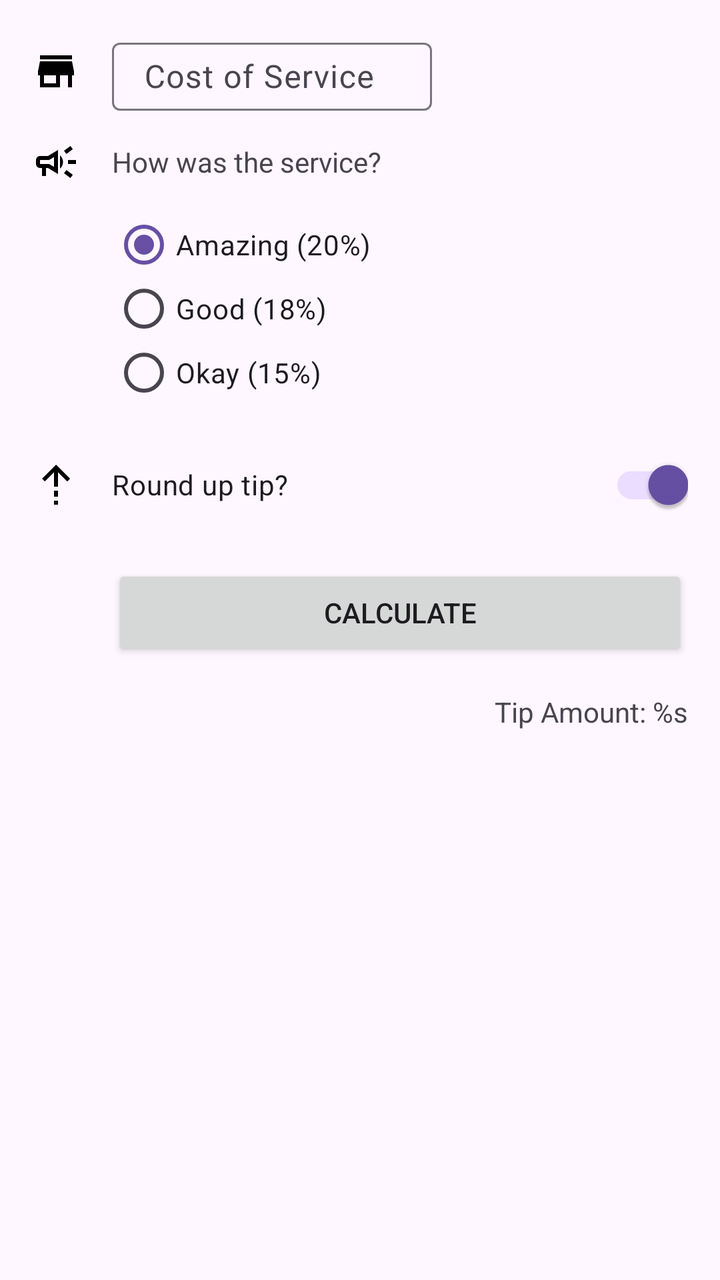
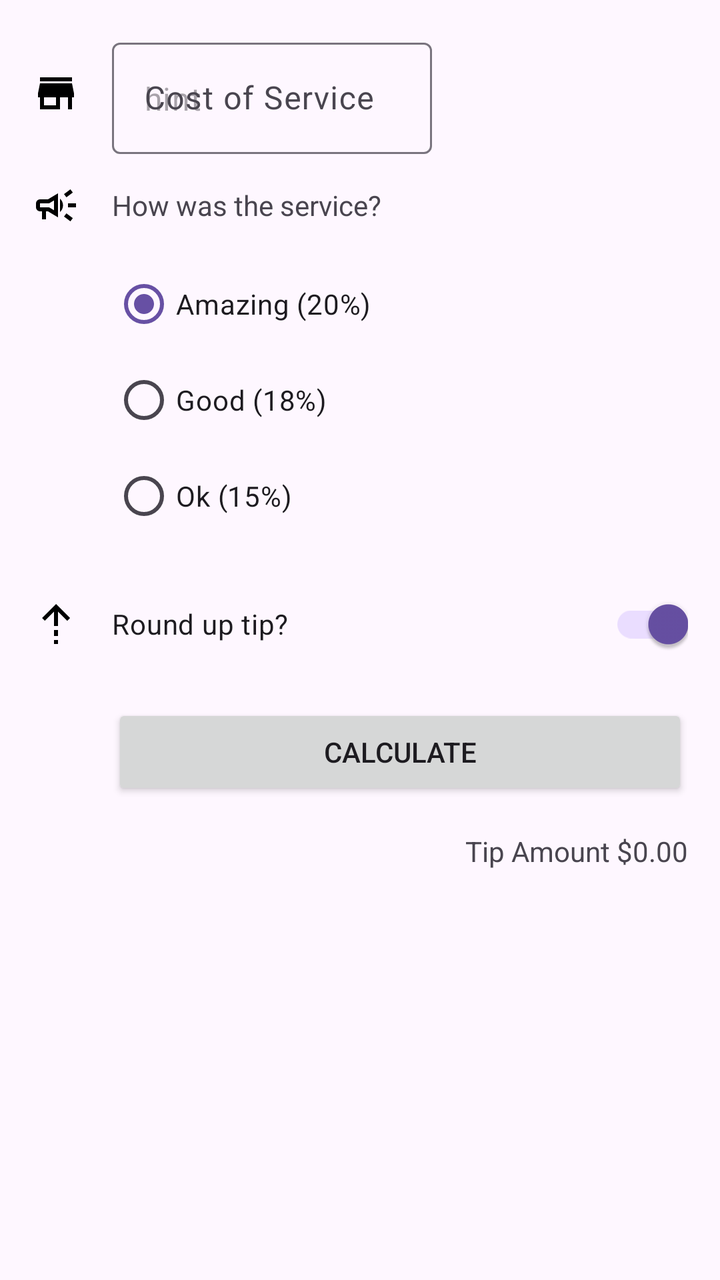

The first picture is an Android layout as it rendered before a commit; the second is the same layout after the commit. The layout source and the unified diff follow.
<!-- AndroidManifest.xml: application theme Theme.TipTimeApp -->
<!-- res/layout/activity_main.xml -->
<?xml version="1.0" encoding="utf-8"?>
<androidx.constraintlayout.widget.ConstraintLayout xmlns:android="http://schemas.android.com/apk/res/android"
    xmlns:app="http://schemas.android.com/apk/res-auto"
    xmlns:tools="http://schemas.android.com/tools"
    android:id="@+id/main"
    android:layout_width="match_parent"
    android:layout_height="match_parent"
    tools:context=".MainActivity">

    <ImageView
        android:id="@+id/icon_cost_of_service"
        android:layout_width="wrap_content"
        android:layout_height="wrap_content"
        android:layout_marginStart="16dp"
        android:contentDescription="@string/cost_of_service_icon"
        app:layout_constraintBottom_toBottomOf="@+id/cost_of_service_edit_text"
        app:layout_constraintStart_toStartOf="parent"
        app:layout_constraintTop_toTopOf="@+id/cost_of_service_edit_text"
        app:srcCompat="@drawable/ic_store_24dp" />

    <com.google.android.material.textfield.TextInputLayout
        android:id="@+id/cost_of_service_edit_text"
        android:layout_width="160dp"
        android:layout_height="wrap_content"
        android:layout_marginStart="16dp"
        android:layout_marginTop="16dp"
        android:hint="@string/cost_of_service"
        app:layout_constraintStart_toEndOf="@+id/icon_cost_of_service"
        app:layout_constraintTop_toTopOf="parent">

        <com.google.android.material.textfield.TextInputEditText
            android:id="@+id/cost_of_service"
            android:layout_width="match_parent"
            android:layout_height="34dp"
            android:inputType="numberDecimal" />

    </com.google.android.material.textfield.TextInputLayout>

    <ImageView
        android:id="@+id/icon_service_question"
        android:layout_width="wrap_content"
        android:layout_height="wrap_content"
        android:contentDescription="@string/service_question_icon"
        app:layout_constraintBottom_toBottomOf="@+id/service_question"
        app:layout_constraintStart_toStartOf="@+id/icon_cost_of_service"
        app:layout_constraintTop_toTopOf="@+id/service_question"
        app:srcCompat="@drawable/ic_campaign_24dp" />

    <TextView
        android:id="@+id/service_question"
        android:layout_width="wrap_content"
        android:layout_height="wrap_content"
        android:layout_marginTop="16dp"
        android:text="@string/how_was_the_service"
        app:layout_constraintStart_toStartOf="@+id/cost_of_service_edit_text"
        app:layout_constraintTop_toBottomOf="@+id/cost_of_service_edit_text" />

    <RadioGroup
        android:id="@+id/tip_option"
        android:layout_width="wrap_content"
        android:layout_height="wrap_content"
        android:layout_marginTop="16dp"
        android:checkedButton="@id/option_twenty_percent"
        app:layout_constraintStart_toStartOf="@+id/service_question"
        app:layout_constraintTop_toBottomOf="@+id/service_question">

        <RadioButton
            android:id="@+id/option_twenty_percent"
            android:layout_width="match_parent"
            android:layout_height="32dp"
            android:text="@string/amazing_20" />

        <RadioButton
            android:id="@+id/option_eighteen_percent"
            android:layout_width="match_parent"
            android:layout_height="32dp"
            android:text="@string/good_18" />

        <RadioButton
            android:id="@+id/option_fifteen_percent"
            android:layout_width="match_parent"
            android:layout_height="32dp"
            android:text="@string/okay_15" />
    </RadioGroup>

    <ImageView
        android:id="@+id/icon_round_up"
        android:layout_width="wrap_content"
        android:layout_height="wrap_content"
        android:contentDescription="@string/bottom_round_up_option"
        app:layout_constraintBottom_toBottomOf="@+id/round_up_switch"
        app:layout_constraintStart_toStartOf="@+id/icon_service_question"
        app:layout_constraintTop_toTopOf="@+id/round_up_switch"
        app:srcCompat="@drawable/ic_arrow_up_24dp" />

    <com.google.android.material.switchmaterial.SwitchMaterial
        android:id="@+id/round_up_switch"
        android:layout_width="0dp"
        android:layout_height="wrap_content"
        android:layout_marginTop="16dp"
        android:layout_marginEnd="16dp"
        android:checked="true"
        android:text="@string/round_up_tip"
        app:layout_constraintEnd_toEndOf="parent"
        app:layout_constraintStart_toStartOf="@+id/tip_option"
        app:layout_constraintTop_toBottomOf="@+id/tip_option" />

    <Button
        android:id="@+id/calculate_button"
        android:layout_width="0dp"
        android:layout_height="wrap_content"
        android:layout_marginTop="16dp"
        android:text="@string/calculate"
        app:layout_constraintEnd_toEndOf="@+id/round_up_switch"
        app:layout_constraintStart_toStartOf="@+id/round_up_switch"
        app:layout_constraintTop_toBottomOf="@+id/round_up_switch" />

    <TextView
        android:id="@+id/tip_result"
        android:layout_width="wrap_content"
        android:layout_height="wrap_content"
        android:layout_marginTop="16dp"
        android:text="@string/tip_amount"
        app:layout_constraintEnd_toEndOf="@+id/calculate_button"
        app:layout_constraintTop_toBottomOf="@+id/calculate_button" />

</androidx.constraintlayout.widget.ConstraintLayout>
<!-- resources referenced by this layout -->
<resources>
  <!-- drawable ic_arrow_up_24dp (drawable) -->
  <vector xmlns:android="http://schemas.android.com/apk/res/android" android:height="24dp" android:tint="#000000" android:viewportHeight="960" android:viewportWidth="960" android:width="24dp">
        
      <path android:fillColor="@android:color/white" android:pathData="M440,233L256,416L200,360L480,80L760,360L704,417L520,233L520,520L440,520L440,233ZM440,720L440,600L520,600L520,720L440,720ZM440,880L440,800L520,800L520,880L440,880Z"/>
      
  </vector>
  <!-- drawable ic_campaign_24dp (drawable) -->
  <vector xmlns:android="http://schemas.android.com/apk/res/android" android:height="24dp" android:tint="#000000" android:viewportHeight="960" android:viewportWidth="960" android:width="24dp">
        
      <path android:fillColor="@android:color/white" android:pathData="M720,520L720,440L880,440L880,520L720,520ZM768,800L640,704L688,640L816,736L768,800ZM688,320L640,256L768,160L816,224L688,320ZM200,760L200,600L160,600Q127,600 103.5,576.5Q80,553 80,520L80,440Q80,407 103.5,383.5Q127,360 160,360L320,360L520,240L520,720L320,600L280,600L280,760L200,760ZM440,578L440,382L342,440L160,440Q160,440 160,440Q160,440 160,440L160,520Q160,520 160,520Q160,520 160,520L342,520L440,578ZM560,614L560,346Q587,370 603.5,404.5Q620,439 620,480Q620,521 603.5,555.5Q587,590 560,614ZM300,480L300,480L300,480Q300,480 300,480Q300,480 300,480L300,480Q300,480 300,480Q300,480 300,480L300,480L300,480Z"/>
      
  </vector>
  <!-- drawable ic_store_24dp (drawable) -->
  <vector xmlns:android="http://schemas.android.com/apk/res/android" android:height="24dp" android:tint="#000000" android:viewportHeight="24" android:viewportWidth="24" android:width="24dp">
        
      <path android:fillColor="@android:color/white" android:pathData="M20,4L4,4v2h16L20,4zM21,14v-2l-1,-5L4,7l-1,5v2h1v6h10v-6h4v6h2v-6h1zM12,18L6,18v-4h6v4z"/>
      
  </vector>
  <string name="amazing_20">Amazing (20%)</string>
  <string name="bottom_round_up_option">Bottom round up option</string>
  <string name="calculate">Calculate</string>
  <string name="cost_of_service">Cost of Service</string>
  <string name="cost_of_service_icon">Cost of service icon</string>
  <string name="good_18">Good (18%)</string>
  <string name="how_was_the_service">How was the service?</string>
  <string name="okay_15">Okay (15%)</string>
  <string name="round_up_tip">Round up tip?</string>
  <string name="service_question_icon">Service question icon</string>
  <string name="tip_amount">Tip Amount: %s</string>
  <style name="Theme.TipTimeApp" parent="Base.Theme.TipTimeApp" />
  <style name="Base.Theme.TipTimeApp" parent="Theme.Material3.DayNight.NoActionBar">
          
          
      </style>
</resources>

<!-- the commit's change to res/layout/activity_main.xml (unified diff, before → after) -->
@@ -13,115 +13,113 @@
         android:layout_height="wrap_content"
         android:layout_marginStart="16dp"
         android:contentDescription="@string/cost_of_service_icon"
-        app:layout_constraintBottom_toBottomOf="@+id/cost_of_service_edit_text"
+        app:layout_constraintBottom_toBottomOf="@+id/etCostOfService"
         app:layout_constraintStart_toStartOf="parent"
-        app:layout_constraintTop_toTopOf="@+id/cost_of_service_edit_text"
+        app:layout_constraintTop_toTopOf="@+id/etCostOfService"
         app:srcCompat="@drawable/ic_store_24dp" />
 
     <com.google.android.material.textfield.TextInputLayout
-        android:id="@+id/cost_of_service_edit_text"
+        android:id="@+id/etCostOfService"
         android:layout_width="160dp"
         android:layout_height="wrap_content"
         android:layout_marginStart="16dp"
         android:layout_marginTop="16dp"
-        android:hint="@string/cost_of_service"
+        android:hint="Cost of Service"
         app:layout_constraintStart_toEndOf="@+id/icon_cost_of_service"
         app:layout_constraintTop_toTopOf="parent">
 
         <com.google.android.material.textfield.TextInputEditText
-            android:id="@+id/cost_of_service"
+            android:id="@+id/etCostOfServiceInput"
             android:layout_width="match_parent"
-            android:layout_height="34dp"
+            android:layout_height="wrap_content"
+            android:hint="hint"
             android:inputType="numberDecimal" />
-
     </com.google.android.material.textfield.TextInputLayout>
 
     <ImageView
-        android:id="@+id/icon_service_question"
+        android:id="@+id/ic_service_question"
         android:layout_width="wrap_content"
         android:layout_height="wrap_content"
-        android:contentDescription="@string/service_question_icon"
-        app:layout_constraintBottom_toBottomOf="@+id/service_question"
+        app:layout_constraintBottom_toBottomOf="@+id/tv_serviceQuestion"
         app:layout_constraintStart_toStartOf="@+id/icon_cost_of_service"
-        app:layout_constraintTop_toTopOf="@+id/service_question"
+        app:layout_constraintTop_toTopOf="@+id/tv_serviceQuestion"
         app:srcCompat="@drawable/ic_campaign_24dp" />
 
     <TextView
-        android:id="@+id/service_question"
+        android:id="@+id/tv_serviceQuestion"
         android:layout_width="wrap_content"
         android:layout_height="wrap_content"
         android:layout_marginTop="16dp"
-        android:text="@string/how_was_the_service"
-        app:layout_constraintStart_toStartOf="@+id/cost_of_service_edit_text"
-        app:layout_constraintTop_toBottomOf="@+id/cost_of_service_edit_text" />
+        android:text="How was the service?"
+        app:layout_constraintStart_toStartOf="@+id/etCostOfService"
+        app:layout_constraintTop_toBottomOf="@+id/etCostOfService" />
 
     <RadioGroup
-        android:id="@+id/tip_option"
+        android:id="@+id/tipOptions"
         android:layout_width="wrap_content"
         android:layout_height="wrap_content"
         android:layout_marginTop="16dp"
         android:checkedButton="@id/option_twenty_percent"
-        app:layout_constraintStart_toStartOf="@+id/service_question"
-        app:layout_constraintTop_toBottomOf="@+id/service_question">
+        app:layout_constraintStart_toStartOf="@+id/tv_serviceQuestion"
+        app:layout_constraintTop_toBottomOf="@+id/tv_serviceQuestion">
 
         <RadioButton
             android:id="@+id/option_twenty_percent"
             android:layout_width="match_parent"
-            android:layout_height="32dp"
-            android:text="@string/amazing_20" />
+            android:layout_height="wrap_content"
+            android:text="Amazing (20%)" />
 
         <RadioButton
             android:id="@+id/option_eighteen_percent"
             android:layout_width="match_parent"
-            android:layout_height="32dp"
-            android:text="@string/good_18" />
+            android:layout_height="wrap_content"
+            android:text="Good (18%)" />
 
         <RadioButton
             android:id="@+id/option_fifteen_percent"
             android:layout_width="match_parent"
-            android:layout_height="32dp"
-            android:text="@string/okay_15" />
+            android:layout_height="wrap_content"
+            android:text="Ok (15%)" />
     </RadioGroup>
 
     <ImageView
-        android:id="@+id/icon_round_up"
+        android:id="@+id/ic_round_up"
         android:layout_width="wrap_content"
         android:layout_height="wrap_content"
-        android:contentDescription="@string/bottom_round_up_option"
-        app:layout_constraintBottom_toBottomOf="@+id/round_up_switch"
-        app:layout_constraintStart_toStartOf="@+id/icon_service_question"
-        app:layout_constraintTop_toTopOf="@+id/round_up_switch"
+        app:layout_constraintBottom_toBottomOf="@+id/switch_roundUp"
+        app:layout_constraintStart_toStartOf="@+id/ic_service_question"
+        app:layout_constraintTop_toTopOf="@+id/switch_roundUp"
         app:srcCompat="@drawable/ic_arrow_up_24dp" />
 
     <com.google.android.material.switchmaterial.SwitchMaterial
-        android:id="@+id/round_up_switch"
+        android:id="@+id/switch_roundUp"
         android:layout_width="0dp"
         android:layout_height="wrap_content"
         android:layout_marginTop="16dp"
         android:layout_marginEnd="16dp"
         android:checked="true"
-        android:text="@string/round_up_tip"
+        android:text="Round up tip?"
         app:layout_constraintEnd_toEndOf="parent"
-        app:layout_constraintStart_toStartOf="@+id/tip_option"
-        app:layout_constraintTop_toBottomOf="@+id/tip_option" />
+        app:layout_constraintStart_toStartOf="@+id/tipOptions"
+        app:layout_constraintTop_toBottomOf="@+id/tipOptions" />
 
     <Button
-        android:id="@+id/calculate_button"
+        android:id="@+id/bt_calculate"
         android:layout_width="0dp"
         android:layout_height="wrap_content"
         android:layout_marginTop="16dp"
-        android:text="@string/calculate"
-        app:layout_constraintEnd_toEndOf="@+id/round_up_switch"
-        app:layout_constraintStart_toStartOf="@+id/round_up_switch"
-        app:layout_constraintTop_toBottomOf="@+id/round_up_switch" />
+        android:text="Calculate"
+        app:layout_constraintEnd_toEndOf="@+id/switch_roundUp"
+        app:layout_constraintStart_toStartOf="@+id/switch_roundUp"
+        app:layout_constraintTop_toBottomOf="@+id/switch_roundUp" />
 
     <TextView
-        android:id="@+id/tip_result"
+        android:id="@+id/tipResult"
         android:layout_width="wrap_content"
         android:layout_height="wrap_content"
         android:layout_marginTop="16dp"
-        android:text="@string/tip_amount"
-        app:layout_constraintEnd_toEndOf="@+id/calculate_button"
-        app:layout_constraintTop_toBottomOf="@+id/calculate_button" />
+        android:text="Tip Amount $0.00"
+        app:layout_constraintEnd_toEndOf="@+id/bt_calculate"
+        app:layout_constraintTop_toBottomOf="@+id/bt_calculate" />
 
 </androidx.constraintlayout.widget.ConstraintLayout>
<!-- resource entries referenced after the edit -->
@@ -18,17 +18,7 @@
       <path android:fillColor="@android:color/white" android:pathData="M20,4L4,4v2h16L20,4zM21,14v-2l-1,-5L4,7l-1,5v2h1v6h10v-6h4v6h2v-6h1zM12,18L6,18v-4h6v4z"/>
       
   </vector>
-  <string name="amazing_20">Amazing (20%)</string>
-  <string name="bottom_round_up_option">Bottom round up option</string>
-  <string name="calculate">Calculate</string>
-  <string name="cost_of_service">Cost of Service</string>
   <string name="cost_of_service_icon">Cost of service icon</string>
-  <string name="good_18">Good (18%)</string>
-  <string name="how_was_the_service">How was the service?</string>
-  <string name="okay_15">Okay (15%)</string>
-  <string name="round_up_tip">Round up tip?</string>
-  <string name="service_question_icon">Service question icon</string>
-  <string name="tip_amount">Tip Amount: %s</string>
   <style name="Theme.TipTimeApp" parent="Base.Theme.TipTimeApp" />
   <style name="Base.Theme.TipTimeApp" parent="Theme.Material3.DayNight.NoActionBar">
           
